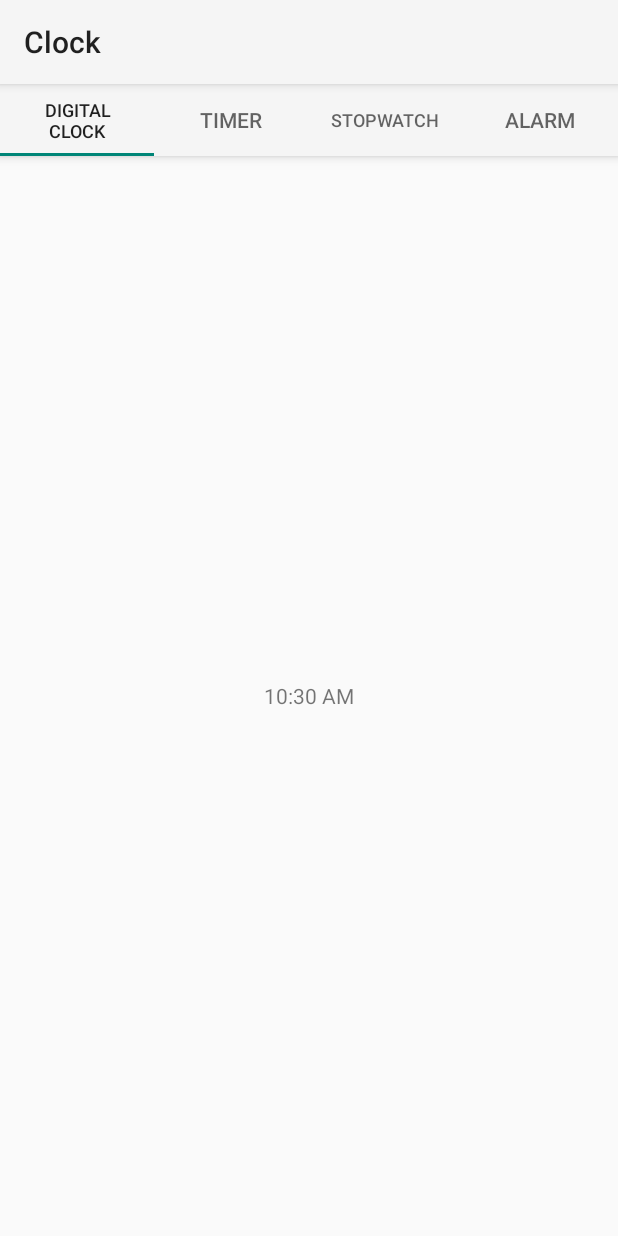
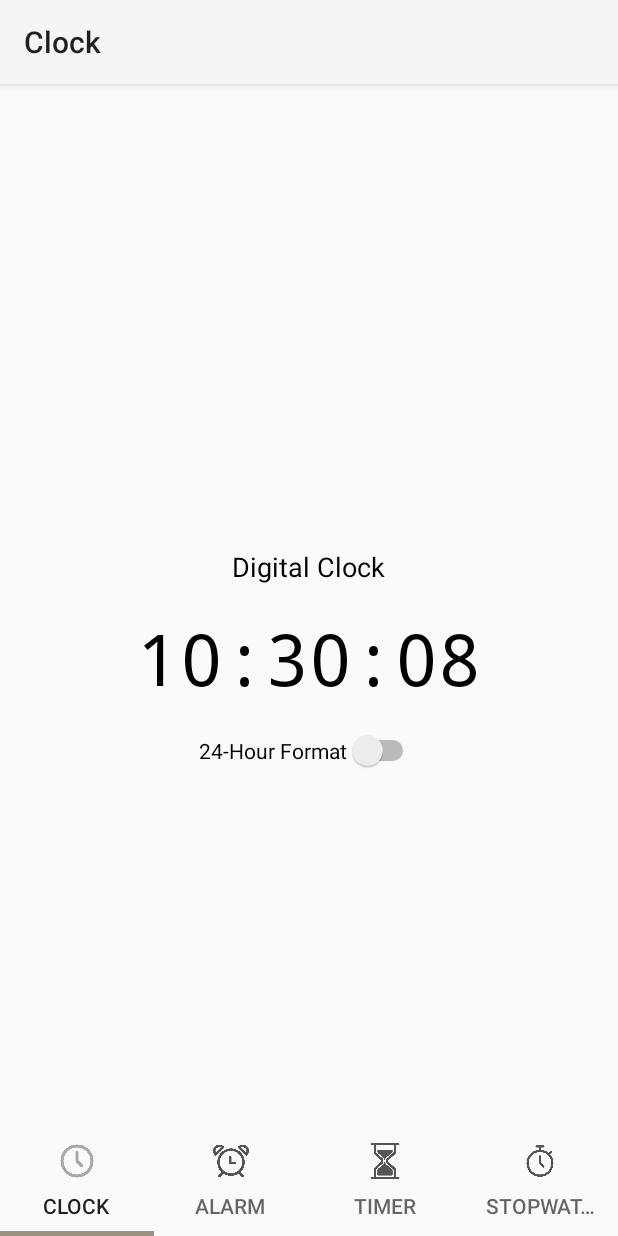
Before and after one commit to emanroshan/Clock-App, an Android app: the screen it shows after launch (MainActivity), on a phone screen of 412 x 824 dp. Run offline under Robolectric (Android 15) with nearby library versions, the light colour scheme and no system bars.

Commit message:
corrected-3

```diff
--- a/app/src/main/java/com/example/clock/ClockPagerAdapter.java
+++ b/app/src/main/java/com/example/clock/ClockPagerAdapter.java
@@ -16,13 +16,16 @@ public class ClockPagerAdapter extends FragmentStateAdapter {
     public Fragment createFragment(int position) {
         switch (position) {
             case 0:
-                return new DigitalClockFragment(); // Your Digital Clock Fragment
+                return new DigitalClockFragment();
+
             case 1:
-                return new TimerFragment(); // Your Timer Fragment
+                return new AlarmClockFragment();
+
             case 2:
+                return new TimerFragment();
+            case 3:
                 return new StopwatchFragment();
-            case 3:
-                return new AlarmClockFragment();
+
             default:
                 return new DigitalClockFragment(); // Default Fragment
         }
--- a/app/src/main/java/com/example/clock/DigitalClockFragment.java
+++ b/app/src/main/java/com/example/clock/DigitalClockFragment.java
@@ -1,20 +1,81 @@
 package com.example.clock;
 
 import android.os.Bundle;
+import android.os.Handler;
+import android.text.Spannable;
+import android.text.SpannableString;
+import android.text.style.RelativeSizeSpan;
+import android.text.style.SuperscriptSpan;
 import android.view.LayoutInflater;
 import android.view.View;
 import android.view.ViewGroup;
+import android.widget.Switch;
+import android.widget.TextView;
 
 import androidx.annotation.NonNull;
 import androidx.annotation.Nullable;
 import androidx.fragment.app.Fragment;
 
+import java.text.SimpleDateFormat;
+import java.util.Date;
+import java.util.Locale;
+
 public class DigitalClockFragment extends Fragment {
-    @Nullable
+    private TextView digitalClock;
+    private Switch timeFormatSwitch;
+    private Handler handler;
+    private Runnable clockRunnable;
+    private boolean is24HourFormat = true; // Default to 24-hour format// Default to 24-hour format
+
     @Override
-    public View onCreateView(@NonNull LayoutInflater inflater,
-                             @Nullable ViewGroup container,
-                             @Nullable Bundle savedInstanceState) {
-        return inflater.inflate(R.layout.digitalfrag, container, false);
+    public View onCreateView(@NonNull LayoutInflater inflater, @Nullable ViewGroup container, @Nullable Bundle savedInstanceState) {
+        View view = inflater.inflate(R.layout.digitalfrag, container, false);
+
+        digitalClock = view.findViewById(R.id.digitalClock);
+        timeFormatSwitch = view.findViewById(R.id.timeFormatSwitch);
+
+        handler = new Handler();
+
+        // Toggle between 12-hour and 24-hour formats
+        timeFormatSwitch.setOnCheckedChangeListener((buttonView, isChecked) -> {
+            is24HourFormat = isChecked;
+        });
+
+        // Update the clock every second
+        clockRunnable = new Runnable() {
+            @Override
+            public void run() {
+                updateClock();
+                handler.postDelayed(this, 1000);
+            }
+        };
+        handler.post(clockRunnable);
+        return view;
+    }
+
+    private void updateClock() {
+        String format = is24HourFormat ? "HH:mm:ss" : "hh:mm:ss a";
+        SimpleDateFormat sdf = new SimpleDateFormat(format, Locale.getDefault());
+        String currentTime = sdf.format(new Date());
+
+        if (!is24HourFormat) {
+            // Format AM/PM to be smaller in size
+            String[] parts = currentTime.split(" ");
+            if (parts.length == 2) {
+                SpannableString spannable = new SpannableString(parts[0] + " " + parts[1]);
+                spannable.setSpan(new RelativeSizeSpan(0.6f), parts[0].length() + 1, spannable.length(), Spannable.SPAN_EXCLUSIVE_EXCLUSIVE);
+                digitalClock.setText(spannable);
+            } else {
+                digitalClock.setText(currentTime);
+            }
+        } else {
+            digitalClock.setText(currentTime); // Display 24-hour format
+        }
+    }
+
+    @Override
+    public void onDestroy() {
+        super.onDestroy();
+        handler.removeCallbacks(clockRunnable); // Stop updating the clock
     }
 }
--- a/app/src/main/java/com/example/clock/MainActivity.java
+++ b/app/src/main/java/com/example/clock/MainActivity.java
@@ -27,17 +27,26 @@ public class MainActivity extends AppCompatActivity {
         new TabLayoutMediator(tabLayout, viewPager, (tab, position) -> {
             switch (position) {
                 case 0:
-                    tab.setText("Digital Clock");
+                    tab.setIcon(R.drawable.clock);
+                    tab.setText("Clock");
                     break;
+
                 case 1:
+                    tab.setIcon(R.drawable.alarm);
+                    tab.setText("Alarm");
+                    break;
+
+
+                case 2:
+                    tab.setIcon(R.drawable.timer);
                     tab.setText("Timer");
                     break;
-                case 2:
+
+                case 3:
+                    tab.setIcon(R.drawable.stopwatch);
                     tab.setText("Stopwatch");
                     break;
-                case 3:
-                    tab.setText("Alarm");
-                    break;
+
             }
         }).attach();
     }
--- /dev/null
+++ b/app/src/main/res/color/selector_tab_icon_color.xml
@@ -0,0 +1,6 @@
+<?xml version="1.0" encoding="utf-8"?>
+<selector xmlns:android="http://schemas.android.com/apk/res/android">
+    <item android:color="@color/PrimaryDark" android:state_selected="true"/>
+    <!-- Color for unselected tab icon -->
+    <item android:color="@color/Gray"/>
+</selector>
--- /dev/null
+++ b/app/src/main/res/color/tab_indicator_color.xml
@@ -0,0 +1,5 @@
+<?xml version="1.0" encoding="utf-8"?>
+<selector xmlns:android="http://schemas.android.com/apk/res/android">
+    <item android:color="@color/PrimaryDark" android:state_selected="true"/>
+    <item android:color="@color/Accent"/>
+</selector>
--- a/app/src/main/res/layout/activity_main.xml
+++ b/app/src/main/res/layout/activity_main.xml
@@ -7,19 +7,22 @@
     android:layout_height="match_parent"
     tools:context=".MainActivity">
 
-    <com.google.android.material.appbar.AppBarLayout
-        android:layout_width="match_parent"
-        android:layout_height="wrap_content">
-
-        <com.google.android.material.tabs.TabLayout
-            android:id="@+id/tabLayout"
-            android:layout_width="match_parent"
-            android:layout_height="wrap_content"/>
-    </com.google.android.material.appbar.AppBarLayout>
-
+    <!-- ViewPager2 for Fragment Navigation -->
     <androidx.viewpager2.widget.ViewPager2
         android:id="@+id/viewPager"
         android:layout_width="match_parent"
         android:layout_height="match_parent"
         app:layout_behavior="@string/appbar_scrolling_view_behavior"/>
+
+    <!-- TabLayout at the Bottom with Icons -->
+    <com.google.android.material.tabs.TabLayout
+        android:id="@+id/tabLayout"
+        android:layout_width="match_parent"
+        android:layout_height="wrap_content"
+        android:layout_gravity="bottom"
+        app:tabMode="fixed"
+        app:tabGravity="fill"
+        app:tabIconTint="@color/selector_tab_icon_color"
+        app:tabIndicatorHeight="3dp"
+    app:tabIndicatorColor="@color/tab_indicator_color" />
 </androidx.coordinatorlayout.widget.CoordinatorLayout>
--- a/app/src/main/res/layout/digitalfrag.xml
+++ b/app/src/main/res/layout/digitalfrag.xml
@@ -1,12 +1,37 @@
 <?xml version="1.0" encoding="utf-8"?>
-<FrameLayout xmlns:android="http://schemas.android.com/apk/res/android"
+<LinearLayout
+    xmlns:android="http://schemas.android.com/apk/res/android"
     android:layout_width="match_parent"
     android:layout_height="match_parent"
-    android:gravity="center">
+    android:orientation="vertical"
+    android:gravity="center"
+    android:padding="16dp">
 
-    <DigitalClock
+    <TextView
+        android:id="@+id/clockTitle"
+        android:layout_width="wrap_content"
+        android:layout_height="wrap_content"
+        android:text="Digital Clock"
+        android:textSize="18sp"
+        android:textColor="#000000"
+        android:layout_marginBottom="16dp" />
+
+    <TextView
         android:id="@+id/digitalClock"
         android:layout_width="wrap_content"
         android:layout_height="wrap_content"
-        android:layout_gravity="center"/>
-</FrameLayout>
+        android:text="00:00"
+        android:textSize="48sp"
+        android:textColor="#000000"
+        android:fontFamily="monospace"
+        android:layout_marginBottom="16dp"
+        android:gravity="center" />
+
+    <Switch
+        android:id="@+id/timeFormatSwitch"
+        android:layout_width="wrap_content"
+        android:layout_height="wrap_content"
+        android:text="24-Hour Format"
+        android:textSize="14sp"
+        android:textColor="#000000" />
+</LinearLayout>
--- a/app/src/main/res/values/colors.xml
+++ b/app/src/main/res/values/colors.xml
@@ -2,4 +2,8 @@
 <resources>
     <color name="black">#FF000000</color>
     <color name="white">#FFFFFFFF</color>
+    <color name="PrimaryDark">#A9A9A9</color>
+    <color name="Gray">#565554</color>
+    <color name="Accent">#9c9282</color>
+
 </resources>
```
Also changed, not shown: app/src/main/java/com/example/clock/StopwatchFragment.java (+24 -6 lines), app/src/main/java/com/example/clock/TimerFragment.java (+25 -11 lines), app/src/main/res/drawable/alarm.png (added), app/src/main/res/drawable/clock.png (added), app/src/main/res/drawable/stopwatch.png (added), app/src/main/res/drawable/timer.png (added).
